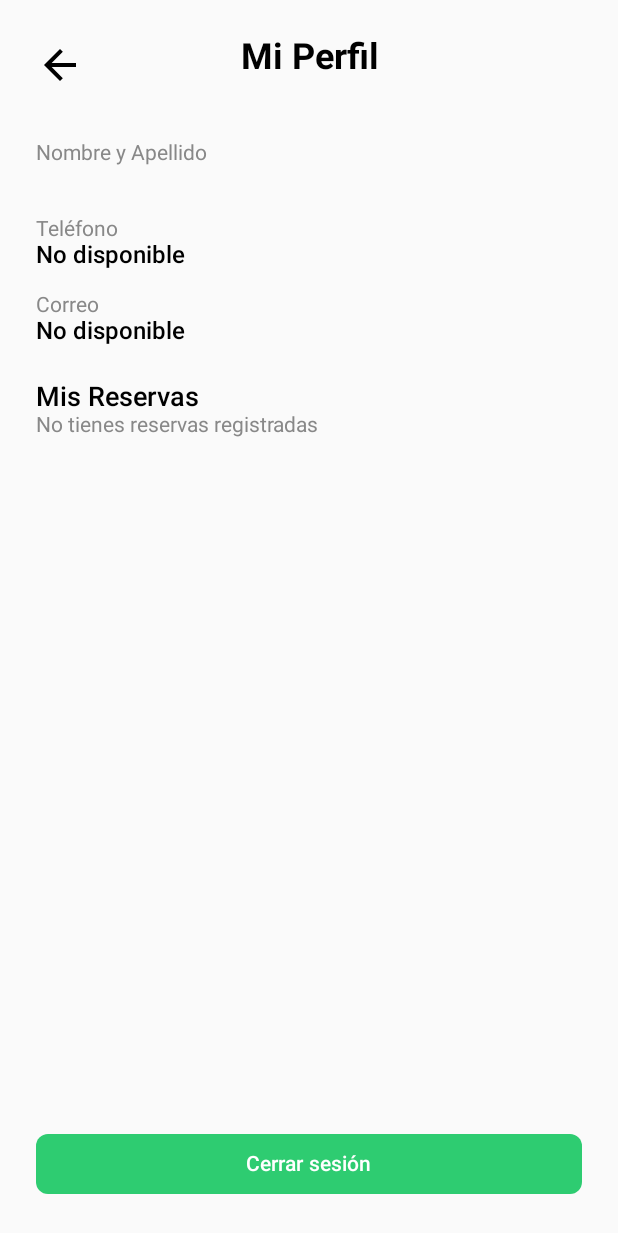
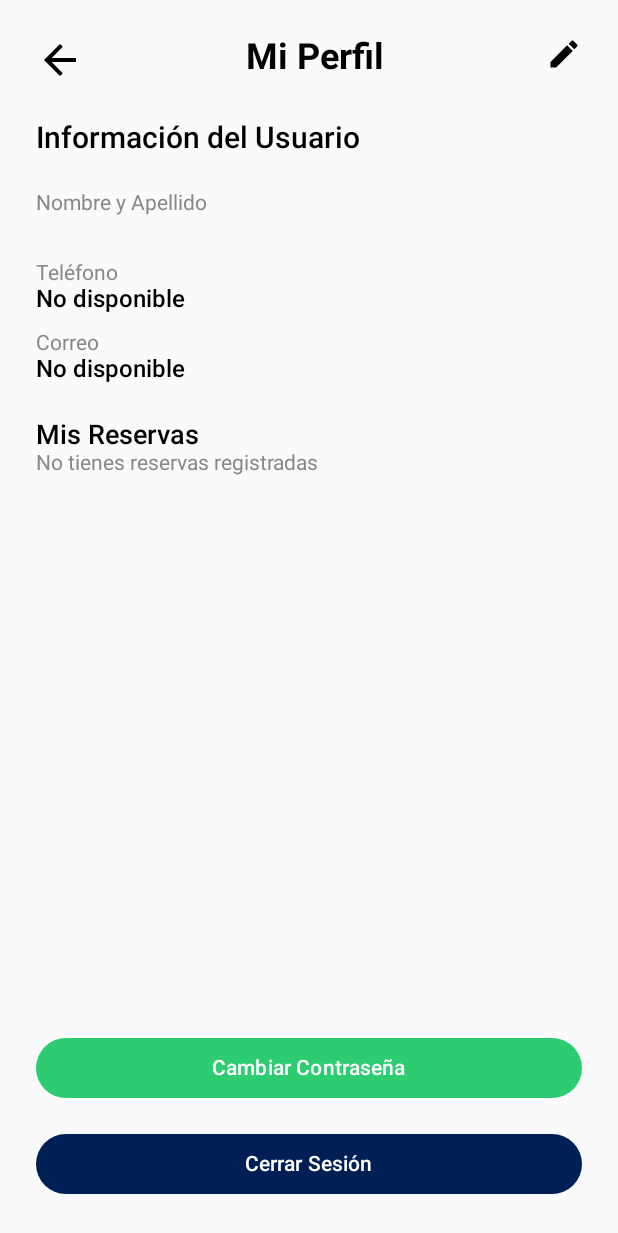
Before and after one commit to Flavicox/InsurApp, an Android app built with Jetpack Compose: the ProfileScreen screen opened through its navigation route, on a phone screen of 412 x 824 dp. Shown: the top 1233 px of the screen. Run offline under Robolectric (Android 15) with nearby library versions, the phone set to English and light mode, and no system bars.

Commit message:
Edit Name, Last Name, number Change Password

```diff
--- a/app/src/main/java/com/flavicox/insurapp/navigation/AppNavigation.kt
+++ b/app/src/main/java/com/flavicox/insurapp/navigation/AppNavigation.kt
@@ -169,6 +169,12 @@ fun AppNavigation() {
             composable(AppScreens.ProfileScreen.route) {
                 ProfileScreen(navController)
             }
+            composable(AppScreens.EditProfileScreen.route) {
+                EditProfileScreen(navController)
+            }
+            composable(AppScreens.ChangePasswordScreen.route) {
+                ChangePasswordScreen(navController)
+            }
         }
     }
 }
--- a/app/src/main/java/com/flavicox/insurapp/navigation/AppScreens.kt
+++ b/app/src/main/java/com/flavicox/insurapp/navigation/AppScreens.kt
@@ -16,4 +16,6 @@ sealed class AppScreens(val route: String){
     object PayScreen : AppScreens("pay_screen")
     object ValidateReservationScreen:  AppScreens("validate_reservation")
     object ProfileScreen: AppScreens("profile_screen")
+    object EditProfileScreen: AppScreens("edit_screen")
+    object ChangePasswordScreen: AppScreens("password_screen")
 }
--- a/app/src/main/java/com/flavicox/insurapp/screens/ProfileScreen.kt
+++ b/app/src/main/java/com/flavicox/insurapp/screens/ProfileScreen.kt
@@ -6,16 +6,16 @@ import androidx.compose.foundation.lazy.LazyColumn
 import androidx.compose.foundation.lazy.items
 import androidx.compose.foundation.shape.RoundedCornerShape
 import androidx.compose.material.icons.Icons
-import androidx.compose.material.icons.automirrored.filled.ArrowBack
-import androidx.compose.material.icons.filled.ArrowBack
+import androidx.compose.material.icons.filled.Edit
 import androidx.compose.material3.*
 import androidx.compose.runtime.*
-import androidx.compose.ui.*
+import androidx.compose.ui.Alignment
 import androidx.compose.ui.Modifier
 import androidx.compose.ui.graphics.Color
 import androidx.compose.ui.platform.LocalContext
 import androidx.compose.ui.text.font.FontWeight
-import androidx.compose.ui.unit.*
+import androidx.compose.ui.unit.dp
+import androidx.compose.ui.unit.sp
 import androidx.lifecycle.viewmodel.compose.viewModel
 import androidx.navigation.NavController
 import com.flavicox.insurapp.navigation.AppScreens
@@ -43,25 +43,29 @@ fun ProfileScreen(navController: NavController) {
     }
 
     Column(
-        modifier = Modifier
-            .fillMaxSize()
-            .padding(24.dp),
+        modifier = Modifier.fillMaxSize().padding(24.dp),
         verticalArrangement = Arrangement.Top,
         horizontalAlignment = Alignment.Start
     ) {
-        Box(
-            modifier = Modifier.fillMaxWidth(),
-            contentAlignment = Alignment.CenterStart
-        ) {
+        Row(modifier = Modifier.fillMaxWidth(), horizontalArrangement = Arrangement.SpaceBetween) {
             BotonRegresar(navController)
-            Titulo("Mi Perfil")
+            Text("Mi Perfil", fontWeight = FontWeight.Bold, fontSize = 24.sp)
+            Icon(
+                imageVector = Icons.Default.Edit,
+                contentDescription = "Editar",
+                modifier = Modifier.clickable {
+                    navController.navigate(AppScreens.EditProfileScreen.route)
+                }
+            )
         }
 
-        Spacer(modifier = Modifier.height(32.dp))
+        Spacer(modifier = Modifier.height(24.dp))
+        Text("Información del Usuario", fontSize = 20.sp, fontWeight = FontWeight.SemiBold)
+        Spacer(modifier = Modifier.height(24.dp))
         ProfileInfo(label = "Nombre y Apellido", value = userFullName)
-        Spacer(modifier = Modifier.height(16.dp))
+        Spacer(modifier = Modifier.height(12.dp))
         ProfileInfo(label = "Teléfono", value = userPhone ?: "No disponible")
-        Spacer(modifier = Modifier.height(16.dp))
+        Spacer(modifier = Modifier.height(12.dp))
         ProfileInfo(label = "Correo", value = userEmail ?: "No disponible")
 
         Spacer(modifier = Modifier.height(24.dp))
@@ -95,12 +99,20 @@ fun ProfileScreen(navController: NavController) {
 
         Spacer(modifier = Modifier.weight(1f))
         Button(
+            onClick = { navController.navigate(AppScreens.ChangePasswordScreen.route) },
+            colors = ButtonDefaults.buttonColors(containerColor = Color(0xFF2ECC71)),
+            modifier = Modifier.fillMaxWidth()
+        ) {
+            Text("Cambiar Contraseña", color = Color.White)
+        }
+
+        Spacer(modifier = Modifier.height(16.dp))
+        Button(
             onClick = { showLogoutDialog = true },
-            modifier = Modifier.fillMaxWidth(),
-            colors = ButtonDefaults.buttonColors(containerColor = Color(0xFF2ECC71)),
-            shape = RoundedCornerShape(8.dp)
+            colors = ButtonDefaults.buttonColors(containerColor = Color(0xFF001F54)),
+            modifier = Modifier.fillMaxWidth()
         ) {
-            Text("Cerrar sesión", color = Color.White)
+            Text("Cerrar Sesión", color = Color.White)
         }
     }
 
@@ -116,14 +128,10 @@ fun ProfileScreen(navController: NavController) {
                     navController.navigate(AppScreens.LoginScreen.route) {
                         popUpTo(0)
                     }
-                }) {
-                    Text("Sí")
-                }
+                }) { Text("Sí") }
             },
             dismissButton = {
-                TextButton(onClick = { showLogoutDialog = false }) {
-                    Text("Cancelar")
-                }
+                TextButton(onClick = { showLogoutDialog = false }) { Text("Cancelar") }
             }
         )
     }
```
Also changed, not shown: app/src/main/java/com/flavicox/insurapp/screens/ChangePasswordScreen.kt (added, +105 -0 lines), app/src/main/java/com/flavicox/insurapp/screens/EditProfileScreen.kt (added, +109 -0 lines).
